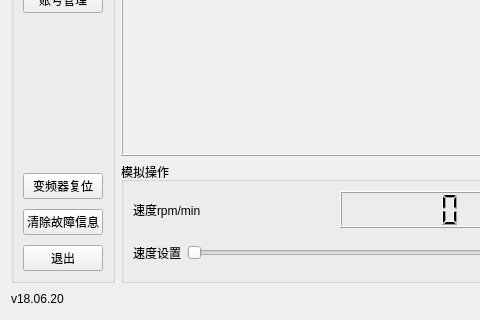
Above: ui/mainwindow.ui from niuyuxin/touchScreen before the change; both pictures show x 0 to 480 and y 257 to 577 of the 826 by 577 pixel window. Below: the same form after it.
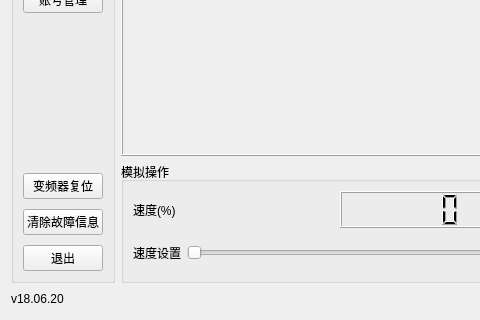
That is the form after the change.

Diff of the .ui file:
```diff
--- a/ui/mainwindow.ui
+++ b/ui/mainwindow.ui
@@ -160,8 +160,14 @@
            <layout class="QGridLayout" name="gridLayout_2">
             <item row="0" column="0" colspan="2">
              <widget class="QLabel" name="label">
+              <property name="sizePolicy">
+               <sizepolicy hsizetype="Preferred" vsizetype="Preferred">
+                <horstretch>0</horstretch>
+                <verstretch>0</verstretch>
+               </sizepolicy>
+              </property>
               <property name="text">
-               <string>速度rpm/min</string>
+               <string>速度(%)</string>
               </property>
              </widget>
             </item>
```
Left out of the diff: 17 changed lines with no effect on the pictures.
